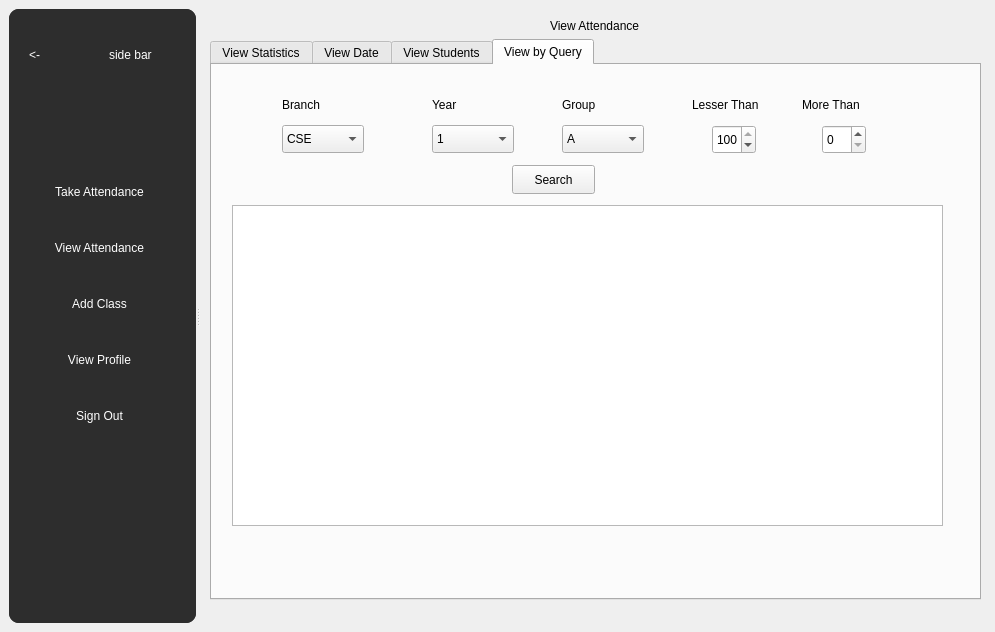
Old version of the form mainwindow.ui in the repository Shikhrrr/AttendanceManager.
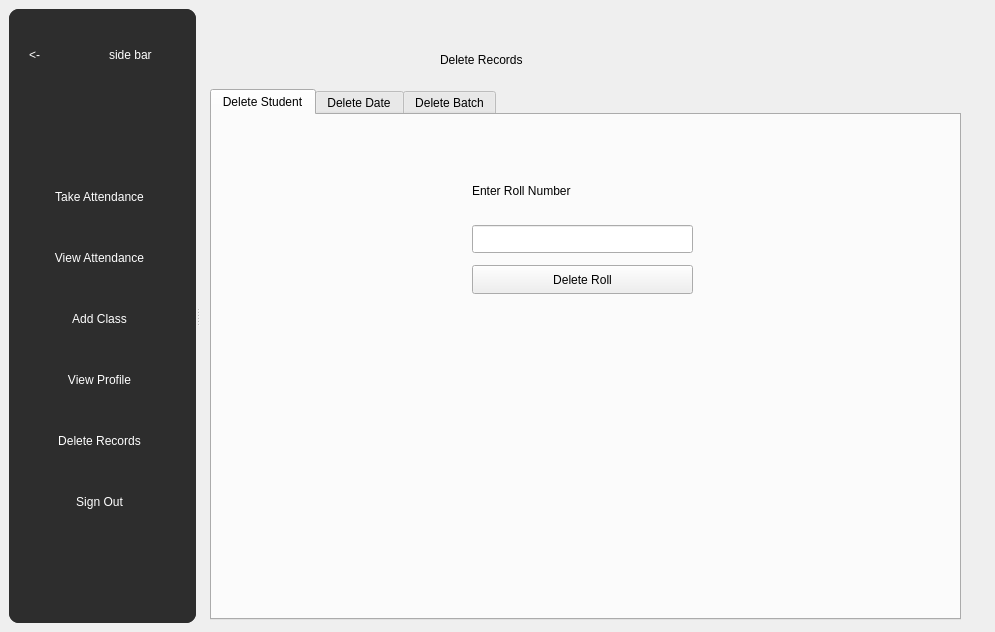
New version of the form.

Commit message: delete records

The edit to the form file:
```diff
--- a/mainwindow.ui
+++ b/mainwindow.ui
@@ -74,7 +74,7 @@
            <x>20</x>
            <y>140</y>
            <width>141</width>
-           <height>311</height>
+           <height>401</height>
           </rect>
          </property>
          <layout class="QVBoxLayout" name="verticalLayout">
@@ -106,6 +106,13 @@
             </property>
            </widget>
           </item>
+          <item>
+           <widget class="QPushButton" name="gotoDeleteRecords">
+            <property name="text">
+             <string>Delete Records</string>
+            </property>
+           </widget>
+          </item>
           <item>
            <widget class="QPushButton" name="signOut">
             <property name="text">
@@ -120,7 +127,7 @@
       </widget>
       <widget class="QStackedWidget" name="stackedWidget">
        <property name="currentIndex">
-        <number>2</number>
+        <number>4</number>
        </property>
        <widget class="QWidget" name="p0">
         <widget class="QLabel" name="label_7">
@@ -1271,6 +1278,91 @@
          </widget>
         </widget>
        </widget>
+       <widget class="QWidget" name="page_2">
+        <widget class="QTabWidget" name="tabWidget_2">
+         <property name="geometry">
+          <rect>
+           <x>10</x>
+           <y>80</y>
+           <width>751</width>
+           <height>531</height>
+          </rect>
+         </property>
+         <property name="currentIndex">
+          <number>0</number>
+         </property>
+         <widget class="QWidget" name="deleteStudentTab">
+          <attribute name="title">
+           <string>Delete Student</string>
+          </attribute>
+          <widget class="QLineEdit" name="deleteRollInput">
+           <property name="geometry">
+            <rect>
+             <x>260</x>
+             <y>110</y>
+             <width>221</width>
+             <height>28</height>
+            </rect>
+           </property>
+          </widget>
+          <widget class="QLabel" name="label_25">
+           <property name="geometry">
+            <rect>
+             <x>260</x>
+             <y>60</y>
+             <width>211</width>
+             <height>31</height>
+            </rect>
+           </property>
+           <property name="styleSheet">
+            <string notr="true">font: 15pt &quot;Segoe UI&quot;;</string>
+           </property>
+           <property name="text">
+            <string>Enter Roll Number</string>
+           </property>
+          </widget>
+          <widget class="QPushButton" name="submitDelete">
+           <property name="geometry">
+            <rect>
+             <x>260</x>
+             <y>150</y>
+             <width>221</width>
+             <height>29</height>
+            </rect>
+           </property>
+           <property name="text">
+            <string>Delete Roll</string>
+           </property>
+          </widget>
+         </widget>
+         <widget class="QWidget" name="tab_6">
+          <attribute name="title">
+           <string>Delete Date</string>
+          </attribute>
+         </widget>
+         <widget class="QWidget" name="tab_7">
+          <attribute name="title">
+           <string>Delete Batch</string>
+          </attribute>
+         </widget>
+        </widget>
+        <widget class="QLabel" name="label_24">
+         <property name="geometry">
+          <rect>
+           <x>240</x>
+           <y>20</y>
+           <width>271</width>
+           <height>61</height>
+          </rect>
+         </property>
+         <property name="styleSheet">
+          <string notr="true">font: 24pt &quot;Segoe UI&quot;;</string>
+         </property>
+         <property name="text">
+          <string>Delete Records</string>
+         </property>
+        </widget>
+       </widget>
       </widget>
      </widget>
     </item>
```
Left out of the diff: 17 changed lines with no effect on the pictures. The commit also changes 2 other files.
